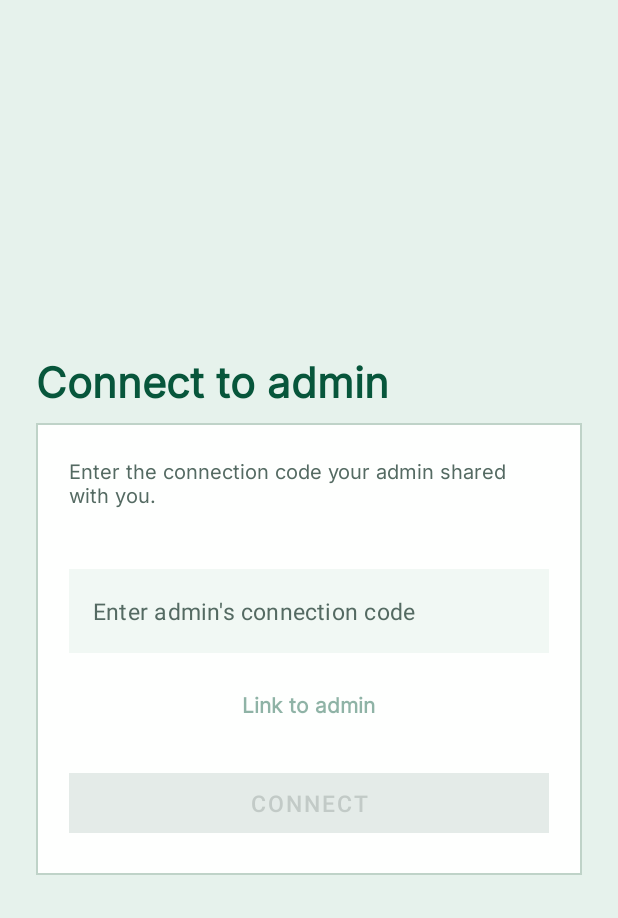
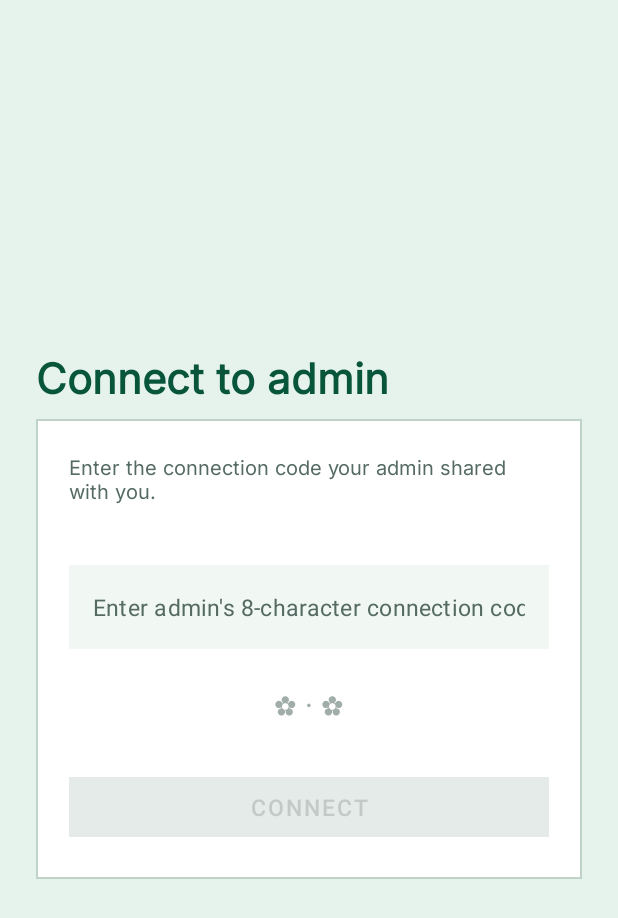
Before and after one commit to usmanamjadarain88-eng/Whole_Curax_project, an Android app: the SignUpLinkAdminActivity screen opened directly, with no data from a screen before it, on a phone screen of 412 x 824 dp. Shown: the top 918 px of the screen. Run offline under Robolectric (Android 15) with nearby library versions, the light colour scheme and no system bars; 1 statement that could not run was skipped.

Commit message:
New changes

```diff
--- a/curax_app/android/app/src/main/res/layout/activity_signup_link_admin.xml
+++ b/curax_app/android/app/src/main/res/layout/activity_signup_link_admin.xml
@@ -114,23 +114,22 @@
                         android:layout_width="match_parent"
                         android:layout_height="12dp" />
 
-                    <!-- Same disabled look as verify Resend row (tvResend) -->
+                    <!-- Decorative row (not an action label) -->
                     <TextView
                         android:id="@+id/tvLinkToAdminMuted"
                         android:layout_width="wrap_content"
                         android:layout_height="wrap_content"
                         android:layout_gravity="center_horizontal"
                         android:layout_marginTop="4dp"
-                        android:alpha="0.45"
+                        android:alpha="0.55"
                         android:clickable="false"
                         android:enabled="false"
                         android:focusable="false"
                         android:fontFamily="@font/inter"
                         android:paddingVertical="8dp"
-                        android:text="@string/link_to_admin"
-                        android:textColor="@color/connection_panel_title"
-                        android:textSize="14sp"
-                        android:textStyle="bold" />
+                        android:text="@string/signup_link_admin_decor"
+                        android:textColor="@color/text_secondary"
+                        android:textSize="18sp" />
 
                     <com.google.android.material.button.MaterialButton
                         android:id="@+id/btnLinkAdmin"
--- a/curax_app/android/app/src/main/res/values/strings.xml
+++ b/curax_app/android/app/src/main/res/values/strings.xml
@@ -88,7 +88,7 @@
     <string name="security_priority">Your security, Our priority</string>
     <string name="my_connection_code">My connection code</string>
     <string name="connect_to_admin">Connect to admin</string>
-    <string name="connection_code_hint">Enter admin\'s connection code</string>
+    <string name="connection_code_hint">Enter admin\'s 8-character connection code</string>
     <string name="link_to_admin">Link to admin</string>
     <string name="connected_to_admin">Connected to admin</string>
     <string name="central_api_url">API base URL</string>
@@ -127,11 +127,14 @@
     <string name="otp_enter_all_digits">Enter all 6 digits</string>
     <string name="resend_code_wait">Resend code in %1$d s</string>
     <string name="resend_code">Resend code</string>
+    <string name="otp_resend_email_success">Email sent successfully. Check the recipient’s inbox for the new code.</string>
+    <string name="otp_resend_email_saved_smtp_failed">A new code was saved, but the email could not be sent. Check server email settings or try again later.</string>
     <string name="signup_verification_sent">Check your email for a new 6-digit code.</string>
     <string name="please_wait">Please wait</string>
     <string name="verify">Verify</string>
     <string name="signup_admin_step_subtitle">Enter the connection code your admin shared with you.</string>
     <string name="signup_link_admin_email_line">Using account: %1$s</string>
+    <string name="signup_link_admin_decor">✿  ·  ✿</string>
     <string name="signup_email_verified_continue">Your email is verified. Tap continue to enter your admin connection code.</string>
     <string name="continue_action">Continue</string>
     <string name="request_failed">Something went wrong. Try again.</string>
```
Also changed, not shown: curax_app/android/app/src/main/java/com/curax/app/SignUpActivity.kt (+14 -2 lines), curax_app/android/app/src/main/java/com/curax/app/SignUpLinkAdminActivity.kt (+8 -4 lines), curax_app/android/app/src/main/res/layout/activity_signup.xml (+20 -20 lines), 1 other file.
